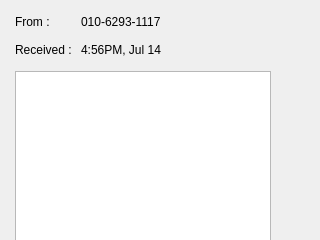
This is messageinfo.ui in john1117/opi_watch as Qt 5 draws it before an edit. The edited form follows.
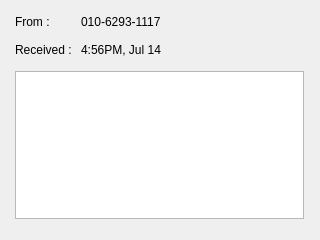
This is the edited form.

What changed in the file:
```diff
--- a/messageinfo.ui
+++ b/messageinfo.ui
@@ -10,6 +10,12 @@
     <height>240</height>
    </rect>
   </property>
+  <property name="sizePolicy">
+   <sizepolicy hsizetype="Fixed" vsizetype="Fixed">
+    <horstretch>0</horstretch>
+    <verstretch>0</verstretch>
+   </sizepolicy>
+  </property>
   <property name="windowTitle">
    <string>Form</string>
   </property>
@@ -38,6 +44,9 @@
     <property name="bottomMargin">
      <number>6</number>
     </property>
+    <property name="verticalSpacing">
+     <number>6</number>
+    </property>
     <item row="1" column="2" colspan="2">
      <widget class="QLabel" name="lRecievedTime">
       <property name="sizePolicy">
@@ -102,11 +111,23 @@
     <item row="2" column="1" colspan="3">
      <widget class="QTextEdit" name="message">
       <property name="sizePolicy">
-       <sizepolicy hsizetype="Expanding" vsizetype="Fixed">
+       <sizepolicy hsizetype="Fixed" vsizetype="Fixed">
         <horstretch>0</horstretch>
         <verstretch>0</verstretch>
        </sizepolicy>
       </property>
+      <property name="minimumSize">
+       <size>
+        <width>289</width>
+        <height>148</height>
+       </size>
+      </property>
+      <property name="maximumSize">
+       <size>
+        <width>289</width>
+        <height>148</height>
+       </size>
+      </property>
       <property name="readOnly">
        <bool>true</bool>
       </property>
```
